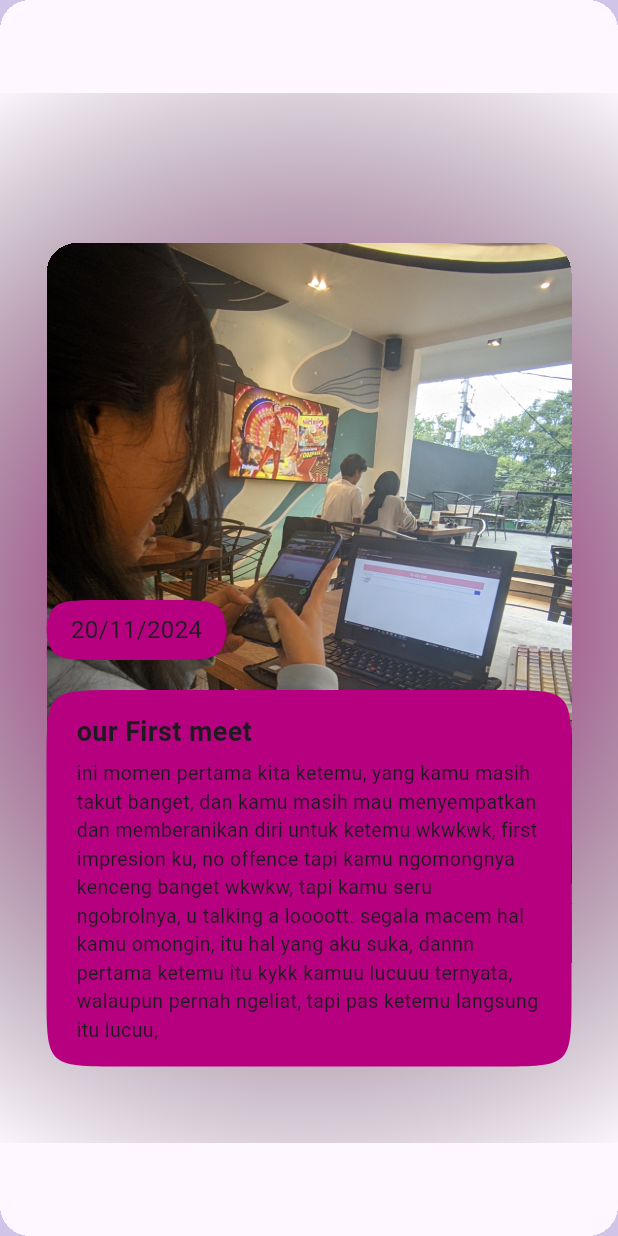
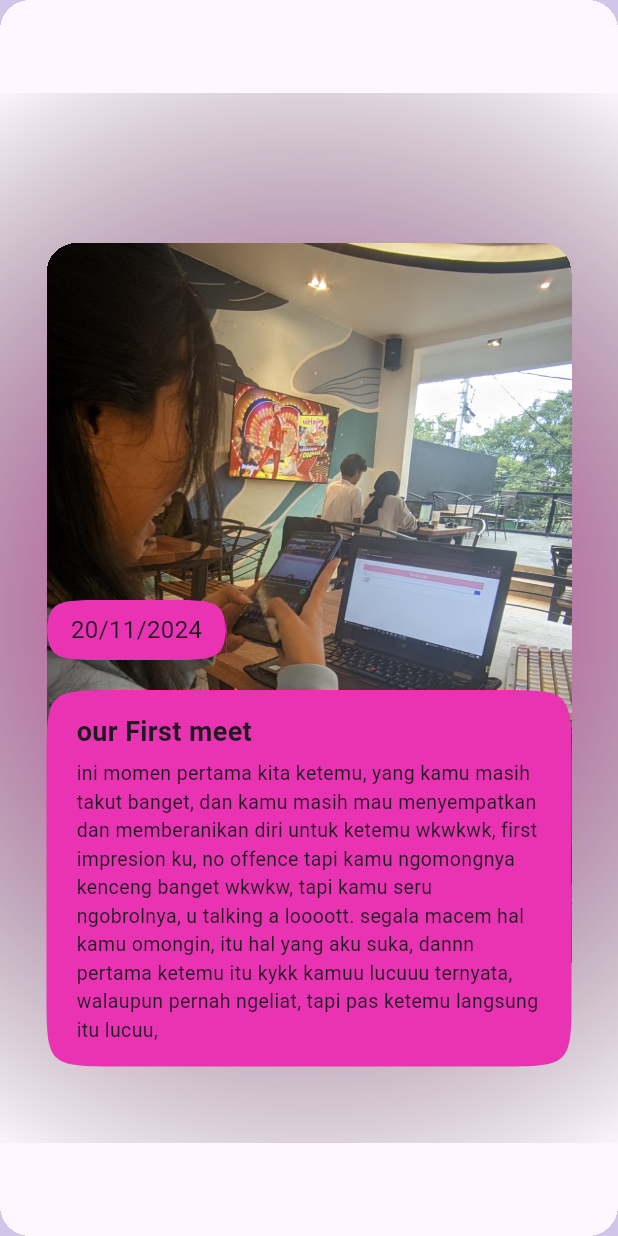
Before and after one commit to ALFIAN-code/valentine-app, a Flutter app: the MemoItemLeft widget shown alone on an empty page, opened directly, on a phone screen of 412 x 824 dp. Run offline on Flutter 3.47's test engine with Material 3 defaults, Android fonts, the phone set to English and light mode, and no system bars; our stand-ins replace palette_generator.

```diff
--- a/lib/component/memo_item_leftt.dart
+++ b/lib/component/memo_item_leftt.dart
@@ -1,9 +1,8 @@
-import 'dart:ui';
 import 'package:flutter/material.dart';
 import 'package:palette_generator/palette_generator.dart';
 
-class MemoItemLeft extends StatefulWidget {
-  const MemoItemLeft(
+class MemoItemLeft extends StatelessWidget {
+  MemoItemLeft(
       {super.key,
       required this.title,
       required this.content,
@@ -15,14 +14,9 @@ class MemoItemLeft extends StatefulWidget {
   final String date;
   final String imagePath;
 
-  @override
-  State<MemoItemLeft> createState() => _MemoItemLeftState();
-}
-
-class _MemoItemLeftState extends State<MemoItemLeft> {
   PaletteGenerator? paletteGenerator;
 
-  Color defaultColor = Color.fromARGB(255, 182, 0, 127);
+  Color defaultColor = Color.fromARGB(255, 233, 51, 178);
 
   Future<void> generateColor(ImageProvider image) async {
     paletteGenerator = await PaletteGenerator.fromImageProvider(image);
@@ -30,9 +24,6 @@ class _MemoItemLeftState extends State<MemoItemLeft> {
 
   @override
   Widget build(BuildContext context) {
-    return FutureBuilder(
-      future: generateColor(AssetImage(widget.imagePath)),
-      builder: (context, snapshot) {
     return SizedBox(
       child: Stack(
         alignment: Alignment.center,
@@ -42,11 +33,7 @@ class _MemoItemLeftState extends State<MemoItemLeft> {
             width: double.infinity,
             decoration: BoxDecoration(
                 gradient: RadialGradient(radius: 1, colors: [
-                  paletteGenerator == null
-                      ? defaultColor
-                      : paletteGenerator!.vibrantColor == null
-                          ? paletteGenerator!.lightMutedColor!.color
-                          : paletteGenerator!.vibrantColor!.color,
+              defaultColor,
               Colors.transparent,
             ])),
           ),
@@ -55,10 +42,9 @@ class _MemoItemLeftState extends State<MemoItemLeft> {
             height: 500,
             width: 350,
             // margin: EdgeInsets.only(left: 10),
-                decoration:
-                    BoxDecoration(borderRadius: BorderRadius.circular(20)),
+            decoration: BoxDecoration(borderRadius: BorderRadius.circular(20)),
             child: Image.asset(
-                  widget.imagePath,
+              imagePath,
               fit: BoxFit.cover,
             ),
           ),
@@ -81,21 +67,16 @@ class _MemoItemLeftState extends State<MemoItemLeft> {
                           borderRadius: BorderRadius.circular(50))),
                   child: Center(
                       child: Text(
-                        widget.date,
+                    date,
                     style: TextStyle(fontSize: 16),
                   )),
                 ),
                 Container(
                   width: 350,
-                      padding:
-                          EdgeInsets.symmetric(horizontal: 20, vertical: 15),
+                  padding: EdgeInsets.symmetric(horizontal: 20, vertical: 15),
                   margin: EdgeInsets.fromLTRB(0, 20, 0, 0),
                   decoration: ShapeDecoration(
-                        color: paletteGenerator == null
-                            ? defaultColor
-                            : paletteGenerator!.vibrantColor == null
-                                ? paletteGenerator!.lightMutedColor!.color
-                                : paletteGenerator!.vibrantColor!.color,
+                    color: defaultColor,
                     shape: ContinuousRectangleBorder(
                         borderRadius: BorderRadius.circular(50)),
                   ),
@@ -103,7 +84,7 @@ class _MemoItemLeftState extends State<MemoItemLeft> {
                     crossAxisAlignment: CrossAxisAlignment.start,
                     children: [
                       Text(
-                            widget.title,
+                        title,
                         style: TextStyle(
                             fontSize: 18, fontWeight: FontWeight.w700),
                       ),
@@ -111,7 +92,7 @@ class _MemoItemLeftState extends State<MemoItemLeft> {
                         height: 5,
                       ),
                       Text(
-                            widget.content,
+                        content,
                         maxLines: 10,
                         style: TextStyle(fontSize: 13),
                       )
@@ -124,7 +105,5 @@ class _MemoItemLeftState extends State<MemoItemLeft> {
         ],
       ),
     );
-      },
-    );
   }
 }
--- a/lib/component/memo_item_right.dart
+++ b/lib/component/memo_item_right.dart
@@ -16,7 +16,7 @@ class MemoItemRight extends StatelessWidget {
 
   PaletteGenerator? paletteGenerator;
 
-  Color defaultColor = Color.fromARGB(255, 182, 0, 127);
+  Color defaultColor = Color.fromARGB(255, 255, 88, 205);
 
   @override
   Widget build(BuildContext context) {
--- a/lib/home.dart
+++ b/lib/home.dart
@@ -430,7 +430,9 @@ class DecorationImage extends StatelessWidget {
 
   @override
   Widget build(BuildContext context) {
-    return Container(
+    return RotationTransition(
+      turns: AlwaysStoppedAnimation(degree / 360),
+      child: Container(
         height: 300,
         width: 200,
         clipBehavior: Clip.hardEdge,
@@ -439,6 +441,7 @@ class DecorationImage extends StatelessWidget {
           imagePath,
           fit: BoxFit.cover,
         ),
+      ),
     );
   }
 }
```
Lines whose indentation alone changed are shown as unchanged.
